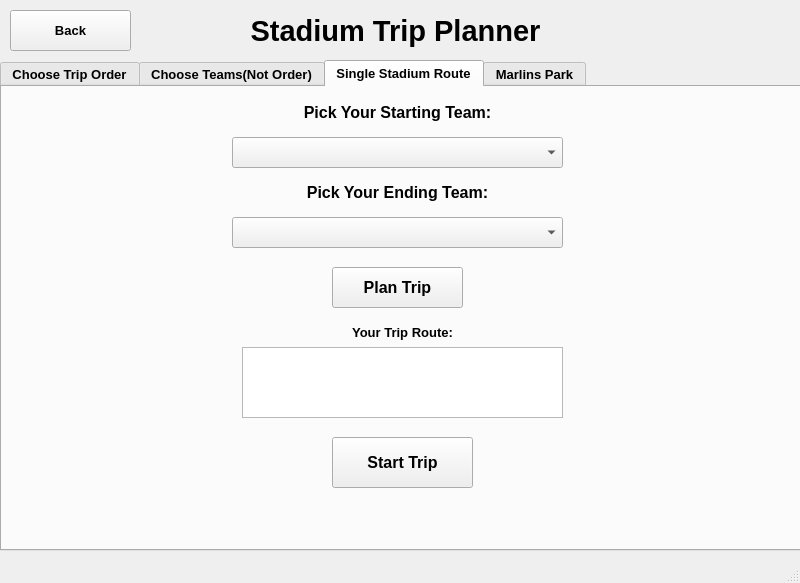
First picture: the form in StadiumTourProject/mainwindow.ui, repository joeyCampbelll/CS1D-Project-2, before the edit.
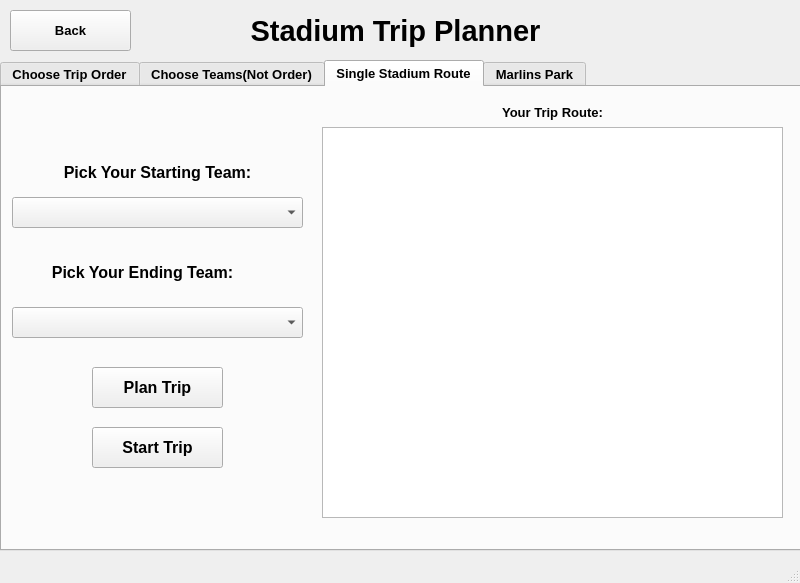
Second picture: the form after the edit.

Diff of the .ui file:
```diff
--- a/StadiumTourProject/mainwindow.ui
+++ b/StadiumTourProject/mainwindow.ui
@@ -1842,8 +1842,8 @@
         <property name="geometry">
          <rect>
           <x>0</x>
-          <y>10</y>
-          <width>791</width>
+          <y>70</y>
+          <width>311</width>
           <height>31</height>
          </rect>
         </property>
@@ -1864,9 +1864,9 @@
        <widget class="QComboBox" name="comboBox_startingTeam">
         <property name="geometry">
          <rect>
-          <x>230</x>
-          <y>50</y>
-          <width>331</width>
+          <x>10</x>
+          <y>110</y>
+          <width>291</width>
           <height>31</height>
          </rect>
         </property>
@@ -1874,9 +1874,9 @@
        <widget class="QLabel" name="label_23">
         <property name="geometry">
          <rect>
-          <x>0</x>
-          <y>90</y>
-          <width>791</width>
+          <x>-10</x>
+          <y>170</y>
+          <width>301</width>
           <height>31</height>
          </rect>
         </property>
@@ -1897,9 +1897,9 @@
        <widget class="QComboBox" name="comboBox_endingTeam">
         <property name="geometry">
          <rect>
-          <x>230</x>
-          <y>130</y>
-          <width>331</width>
+          <x>10</x>
+          <y>220</y>
+          <width>291</width>
           <height>31</height>
          </rect>
         </property>
@@ -1907,8 +1907,8 @@
        <widget class="QPushButton" name="pushButton_SSRplanTrip">
         <property name="geometry">
          <rect>
-          <x>330</x>
-          <y>180</y>
+          <x>90</x>
+          <y>280</y>
           <width>131</width>
           <height>41</height>
          </rect>
@@ -1927,10 +1927,10 @@
        <widget class="QTextBrowser" name="textBrowser_SSR">
         <property name="geometry">
          <rect>
-          <x>240</x>
-          <y>260</y>
-          <width>321</width>
-          <height>71</height>
+          <x>320</x>
+          <y>40</y>
+          <width>461</width>
+          <height>391</height>
          </rect>
         </property>
         <property name="font">
@@ -1947,9 +1947,9 @@
        <widget class="QLabel" name="label_tripRouteSSR">
         <property name="geometry">
          <rect>
-          <x>240</x>
-          <y>230</y>
-          <width>321</width>
+          <x>320</x>
+          <y>10</y>
+          <width>461</width>
           <height>31</height>
          </rect>
         </property>
@@ -1970,10 +1970,10 @@
        <widget class="QPushButton" name="pushButton_SSRstartTrip">
         <property name="geometry">
          <rect>
-          <x>330</x>
-          <y>350</y>
-          <width>141</width>
-          <height>51</height>
+          <x>90</x>
+          <y>340</y>
+          <width>131</width>
+          <height>41</height>
          </rect>
         </property>
         <property name="font">
```
